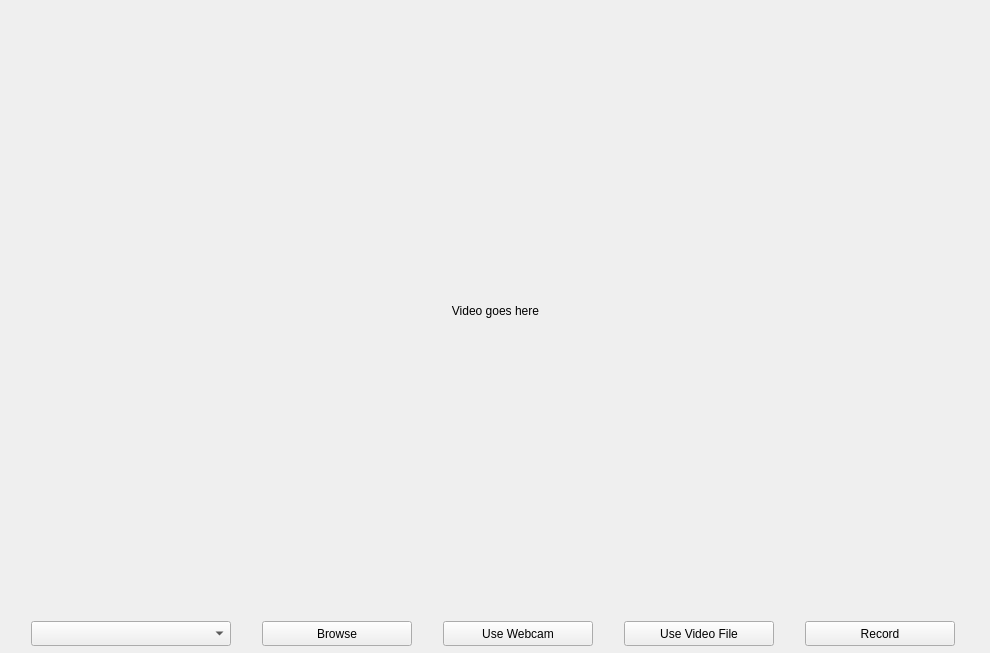
Above: final-proj/3376proj/mainwindow.ui from NeoScript/C-and-Unix before the change. Below: the same form after it.
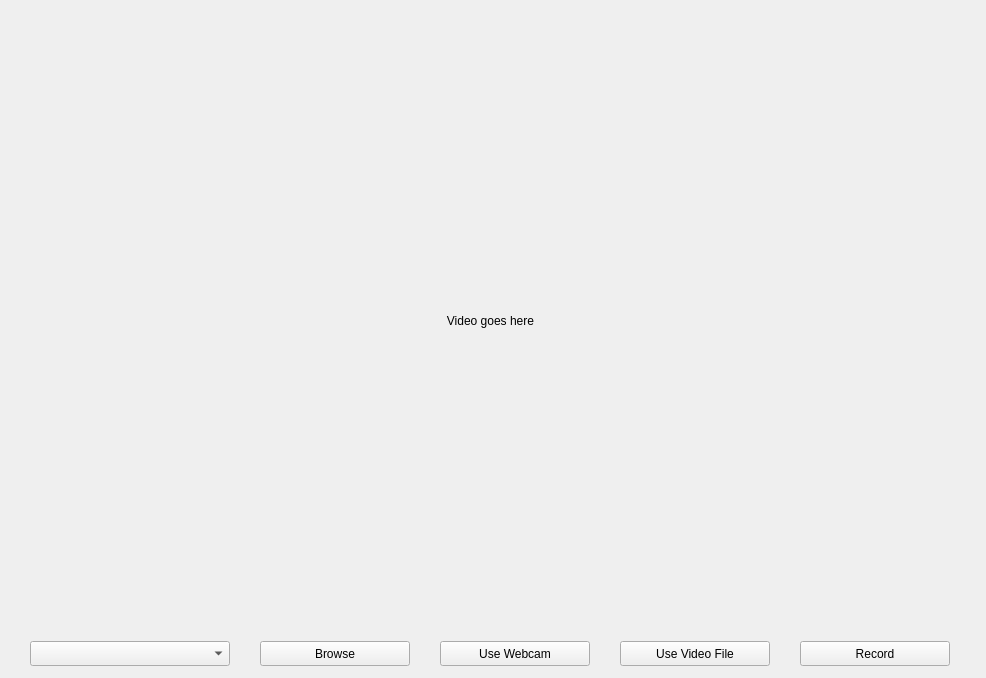
That is the form after the change.

```diff
--- a/final-proj/3376proj/mainwindow.ui
+++ b/final-proj/3376proj/mainwindow.ui
@@ -6,8 +6,8 @@
    <rect>
     <x>0</x>
     <y>0</y>
-    <width>990</width>
-    <height>653</height>
+    <width>986</width>
+    <height>678</height>
    </rect>
   </property>
   <property name="sizePolicy">
@@ -43,8 +43,8 @@
      <rect>
       <x>0</x>
       <y>0</y>
-      <width>991</width>
-      <height>651</height>
+      <width>981</width>
+      <height>671</height>
      </rect>
     </property>
     <layout class="QVBoxLayout" name="verticalLayout">
```
